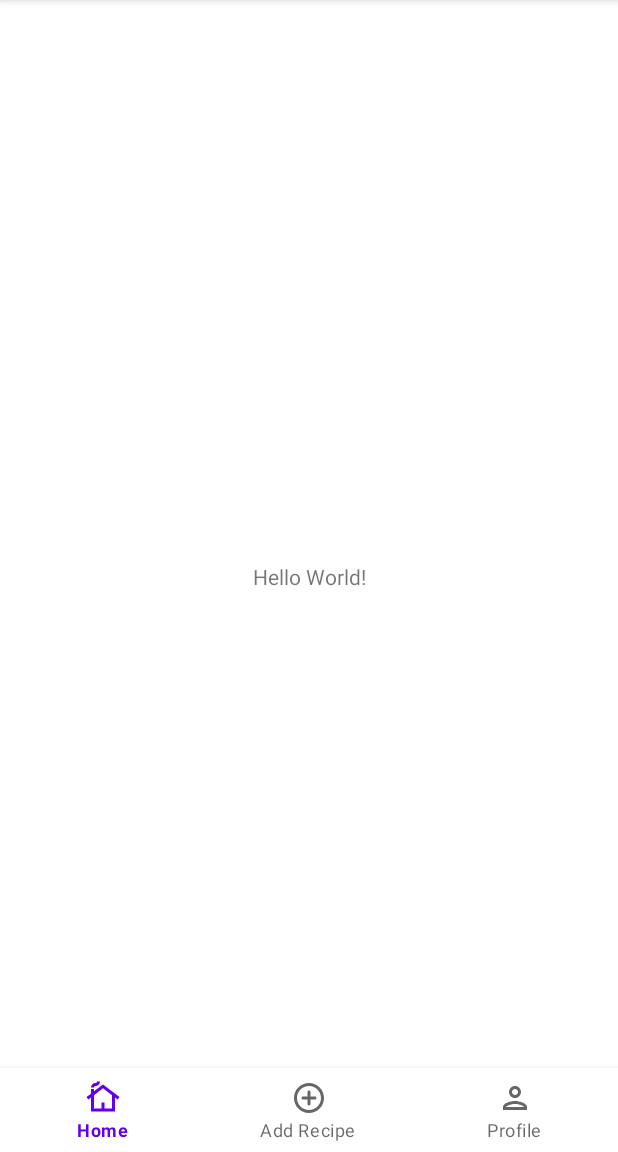
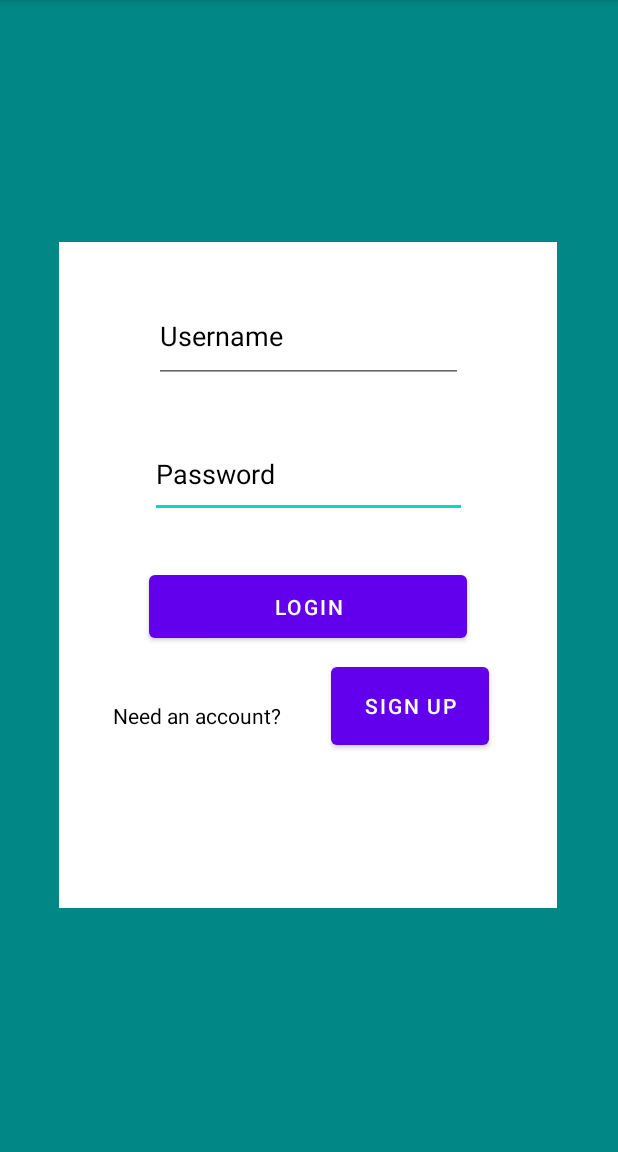
Before and after one commit to Android-Development-Group-5/MunchBox, an Android app: the screen it shows after launch (MainActivity before the commit, LoginActivity after it), on a phone screen of 412 x 824 dp, the part 84-1236 px from its top. Run offline under Robolectric (Android 15) with nearby library versions, the phone set to English and light mode, and no system bars; our stand-ins replace Firebase (no records; nobody signed in at launch, a user with empty details on screens opened directly).

Commit message:
Implemented login/register process

```diff
--- a/app/build.gradle
+++ b/app/build.gradle
@@ -39,9 +39,13 @@ dependencies {
     implementation 'androidx.appcompat:appcompat:1.6.1'
     implementation 'com.google.android.material:material:1.8.0'
     implementation 'androidx.constraintlayout:constraintlayout:2.1.4'
+    implementation 'com.google.android.gms:play-services-base:18.2.0'
+    implementation 'com.google.firebase:firebase-database-ktx:20.0.4'
     testImplementation 'junit:junit:4.13.2'
     androidTestImplementation 'androidx.test.ext:junit:1.1.5'
     androidTestImplementation 'androidx.test.espresso:espresso-core:3.5.1'
-    implementation platform('com.google.firebase:firebase-bom:31.3.0')
+    implementation platform('com.google.firebase:firebase-bom:31.4.0')
+    implementation 'com.google.firebase:firebase-auth-ktx'
+    implementation 'com.google.android.gms:play-services-auth:20.5.0'
     implementation 'com.google.firebase:firebase-analytics-ktx'
 }
--- a/app/src/main/AndroidManifest.xml
+++ b/app/src/main/AndroidManifest.xml
@@ -13,7 +13,10 @@
         android:theme="@style/Theme.MunchBox"
         tools:targetApi="31">
         <activity
-            android:name="com.group5.munchbox.MainActivity"
+            android:name=".LoginActivity"
+            android:exported="false" />
+        <activity
+            android:name=".MainActivity"
             android:exported="true">
             <intent-filter>
                 <action android:name="android.intent.action.MAIN" />
--- /dev/null
+++ b/app/src/main/java/com/group5/munchbox/LoginActivity.kt
@@ -0,0 +1,96 @@
+package com.group5.munchbox
+
+import android.content.ContentValues.TAG
+import android.content.Intent
+import androidx.appcompat.app.AppCompatActivity
+import android.os.Bundle
+import android.util.Log
+import android.view.View
+import android.widget.Button
+import android.widget.EditText
+import android.widget.TextView
+import com.google.android.material.snackbar.Snackbar
+import com.google.firebase.auth.FirebaseAuth
+import com.google.firebase.auth.ktx.auth
+import com.google.firebase.ktx.Firebase
+
+class LoginActivity : AppCompatActivity() {
+    fun loggedIn() {
+        startActivity(Intent(this@LoginActivity, MainActivity::class.java))
+    }
+    private lateinit var auth: FirebaseAuth
+    override fun onCreate(savedInstanceState: Bundle?) {
+        super.onCreate(savedInstanceState)
+        setContentView(R.layout.activity_login)
+        auth = Firebase.auth
+        val currentUser = auth.currentUser
+        if (currentUser != null) {
+            loggedIn()
+        }
+        var mainButton: Button = findViewById(R.id.mainButton)
+        var switchButton: Button = findViewById(R.id.switchButton)
+        var helpText: TextView = findViewById(R.id.helpText)
+        var usernameText: EditText = findViewById(R.id.editTextTextPersonName)
+        var passwordText: EditText = findViewById(R.id.editTextTextPassword)
+        var layout: View = findViewById(R.id.constraintLayout)
+        mainButton.setOnClickListener {
+            if (usernameText.text.length == 0 || passwordText.text.length == 0) {
+                Snackbar.make(layout, "Make sure you've written a valid username/password combination.", Snackbar.LENGTH_SHORT).show()
+                return@setOnClickListener
+            }
+            when (mainButton.text) {
+                "login" -> {
+                    auth.signInWithEmailAndPassword(usernameText.text.toString(),
+                        passwordText.text.toString()
+                    )
+                        .addOnCompleteListener(this) { task ->
+                            if (task.isSuccessful) {
+                                // Sign in success, update UI with the signed-in user's information
+                                Log.d(TAG, "signInWithEmail:success")
+                                val user = auth.currentUser
+                                loggedIn()
+                            } else {
+                                // If sign in fails, display a message to the user.
+                                Log.w(TAG, "signInWithEmail:failure", task.exception)
+                                Snackbar.make(layout, "Authentication failed.", Snackbar.LENGTH_SHORT).show()
+                            }
+                        }
+                }
+                "sign up" -> {
+                    auth.createUserWithEmailAndPassword(usernameText.text.toString(),
+                        passwordText.text.toString()
+                    )
+                        .addOnCompleteListener(this) { task ->
+                            if (task.isSuccessful) {
+                                // Sign in success, update UI with the signed-in user's information
+                                Log.d(TAG, "createUserWithEmail:success")
+                                val user = auth.currentUser
+                                loggedIn()
+                            } else {
+                                // If sign in fails, display a message to the user.
+                                Log.w(TAG, "createUserWithEmail:failure", task.exception)
+                                Snackbar.make(layout, "Authentication failed.", Snackbar.LENGTH_SHORT).show()
+                            }
+                        }
+                }
+            }
+        }
+
+        switchButton.setOnClickListener {
+            when (mainButton.text) {
+                "login" -> {
+                    mainButton.text = "sign up"
+                    switchButton.text = "login"
+                    helpText.text = "Already have an account?"
+                }
+                "sign up" -> {
+                    mainButton.text = "login"
+                    switchButton.text = "sign up"
+                    helpText.text = "Need an account?"
+                }
+            }
+        }
+
+
+    }
+}
--- a/app/src/main/java/com/group5/munchbox/MainActivity.kt
+++ b/app/src/main/java/com/group5/munchbox/MainActivity.kt
@@ -1,11 +1,27 @@
 package com.group5.munchbox
 
+import android.content.Intent
 import androidx.appcompat.app.AppCompatActivity
 import android.os.Bundle
+import android.widget.TextView
+import com.google.android.material.bottomnavigation.BottomNavigationView
+import com.google.firebase.auth.FirebaseAuth
+import com.google.firebase.auth.ktx.auth
+import com.google.firebase.ktx.Firebase
 
 class MainActivity : AppCompatActivity() {
+    private lateinit var auth: FirebaseAuth
     override fun onCreate(savedInstanceState: Bundle?) {
         super.onCreate(savedInstanceState)
         setContentView(R.layout.activity_main)
+        auth = Firebase.auth
+        val currentUser = auth.currentUser
+        if (currentUser == null) {
+            startActivity(Intent(this@MainActivity, LoginActivity::class.java))
+        }
+        findViewById<TextView>(R.id.hello).setOnClickListener{
+            Firebase.auth.signOut()
+            startActivity(Intent(this@MainActivity, LoginActivity::class.java))
+        }
     }
 }
--- a/app/src/main/res/layout/activity_login.xml
+++ b/app/src/main/res/layout/activity_login.xml
@@ -2,6 +2,7 @@
 <androidx.constraintlayout.widget.ConstraintLayout xmlns:android="http://schemas.android.com/apk/res/android"
     xmlns:app="http://schemas.android.com/apk/res-auto"
     xmlns:tools="http://schemas.android.com/tools"
+    android:id="@+id/constraintLayout"
     android:layout_width="match_parent"
     android:layout_height="match_parent"
     android:background="@color/teal_700">
@@ -10,6 +11,7 @@
         android:id="@+id/bottom_navigation"
         android:layout_width="match_parent"
         android:layout_height="wrap_content"
+        android:visibility="gone"
         app:layout_constraintBottom_toBottomOf="parent"
         app:layout_constraintEnd_toEndOf="parent"
         app:layout_constraintStart_toStartOf="parent"
@@ -37,6 +39,8 @@
         android:ems="10"
         android:hint="Password"
         android:inputType="textPassword"
+        android:textColor="@color/black"
+        android:textColorHint="@color/black"
         app:layout_constraintEnd_toEndOf="@+id/view"
         app:layout_constraintStart_toStartOf="@+id/view"
         app:layout_constraintTop_toBottomOf="@+id/editTextTextPersonName" />
@@ -51,48 +55,54 @@
         android:ems="10"
         android:hint="Username"
         android:inputType="textPersonName"
+        android:textColor="@color/black"
+        android:textColorHint="@color/black"
         app:layout_constraintEnd_toEndOf="@+id/view"
         app:layout_constraintStart_toStartOf="@+id/view"
         app:layout_constraintTop_toTopOf="@+id/view" />
 
     <Button
-        android:id="@+id/button"
+        android:id="@+id/mainButton"
         android:layout_width="212dp"
         android:layout_height="54dp"
         android:layout_marginStart="32dp"
         android:layout_marginTop="32dp"
         android:layout_marginEnd="32dp"
-        android:text="Login"
+        android:text="login"
         app:layout_constraintEnd_toEndOf="@+id/view"
         app:layout_constraintStart_toStartOf="@+id/view"
         app:layout_constraintTop_toBottomOf="@+id/editTextTextPassword" />
 
     <Button
-        android:id="@+id/button2"
+        android:id="@+id/switchButton"
         android:layout_width="105dp"
         android:layout_height="64dp"
         android:layout_marginStart="182dp"
         android:layout_marginTop="21dp"
         android:layout_marginEnd="56dp"
         android:layout_marginBottom="147dp"
-        android:text="Sign Up"
+        android:text="sign up"
         app:layout_constraintBottom_toBottomOf="@+id/view"
         app:layout_constraintEnd_toEndOf="@+id/view"
+        app:layout_constraintHorizontal_bias="0.09"
         app:layout_constraintStart_toStartOf="@+id/view"
-        app:layout_constraintTop_toBottomOf="@+id/button" />
+        app:layout_constraintTop_toBottomOf="@+id/mainButton"
+        app:layout_constraintVertical_bias="0.241" />
 
     <TextView
-        android:id="@+id/textView2"
-        android:layout_width="wrap_content"
+        android:id="@+id/helpText"
+        android:layout_width="112dp"
         android:layout_height="wrap_content"
         android:layout_marginStart="36dp"
         android:layout_marginTop="36dp"
         android:layout_marginEnd="34dp"
         android:text="Need an account?"
+        android:textColor="@color/black"
+        android:textColorHint="@color/black"
         app:layout_constraintBottom_toBottomOf="@+id/view"
-        app:layout_constraintEnd_toStartOf="@+id/button2"
-        app:layout_constraintHorizontal_bias="1.0"
+        app:layout_constraintEnd_toStartOf="@+id/switchButton"
+        app:layout_constraintHorizontal_bias="0.0"
         app:layout_constraintStart_toStartOf="@+id/view"
-        app:layout_constraintTop_toBottomOf="@+id/button"
+        app:layout_constraintTop_toBottomOf="@+id/mainButton"
         app:layout_constraintVertical_bias="0.0" />
 </androidx.constraintlayout.widget.ConstraintLayout>
--- a/app/src/main/res/layout/activity_main.xml
+++ b/app/src/main/res/layout/activity_main.xml
@@ -7,6 +7,7 @@
     tools:context=".MainActivity">
 
     <TextView
+        android:id="@+id/hello"
         android:layout_width="wrap_content"
         android:layout_height="wrap_content"
         android:text="Hello World!"
```
